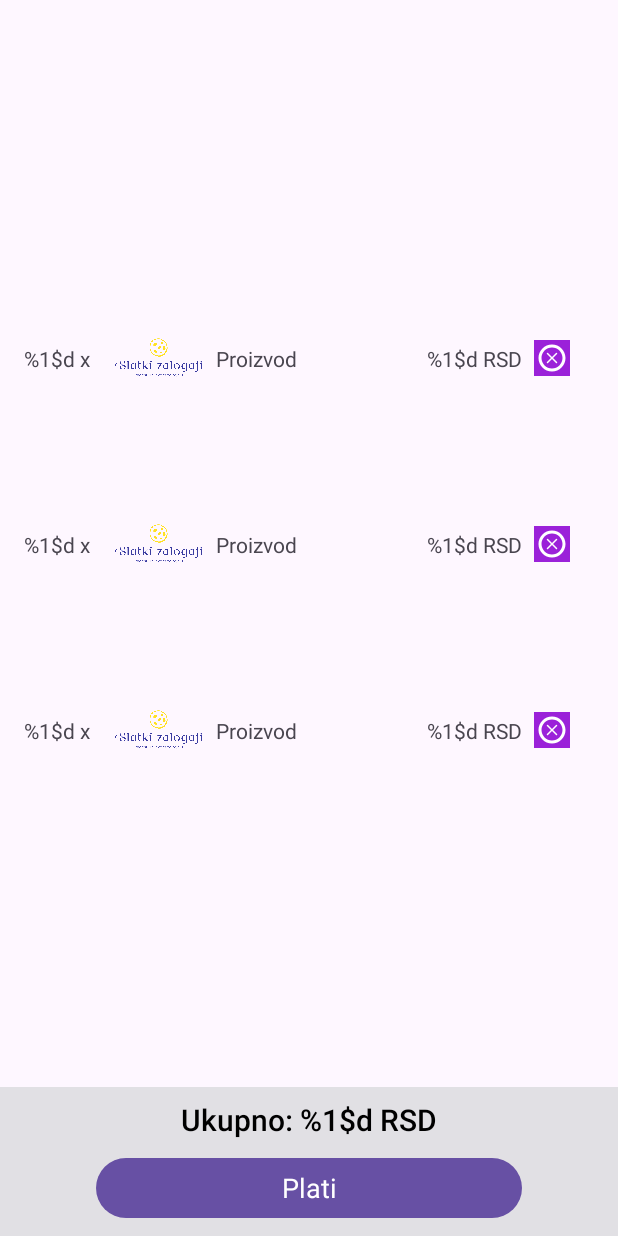
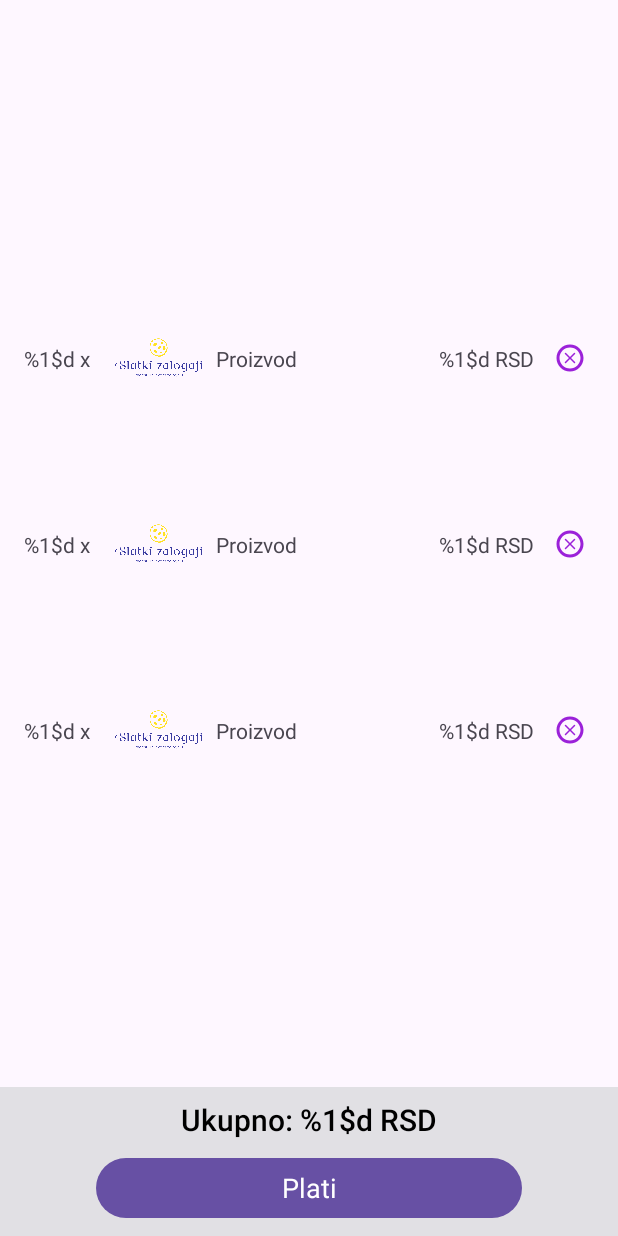
Before and after one commit to jovan-vukic/confectionery-shop, an Android app: the layout activity_cart.xml on its own in the app's theme, with its tools: preview values and no code run, on a phone screen of 412 x 824 dp. Run offline under Robolectric (Android 15) with nearby library versions, the phone set to English and light mode, and no system bars.

Commit message:
Minor UI fixes

```diff
--- a/app/src/main/res/drawable/ic_baseline_delete_24.xml
+++ b/app/src/main/res/drawable/ic_baseline_delete_24.xml
@@ -9,5 +9,6 @@
 
     <path
             android:fillColor="@android:color/white"
+
             android:pathData="M12 3c-4.963 0-9 4.038-9 9s4.037 9 9 9s9-4.038 9-9s-4.037-9-9-9m0 16c-3.859 0-7-3.14-7-7s3.141-7 7-7s7 3.14 7 7s-3.141 7-7 7m.707-7l2.646-2.646a.502.502 0 0 0 0-.707a.502.502 0 0 0-.707 0L12 11.293L9.354 8.646a.5.5 0 0 0-.707.707L11.293 12l-2.646 2.646a.5.5 0 0 0 .707.708L12 12.707l2.646 2.646a.5.5 0 1 0 .708-.706z"/>
 </vector>
--- a/app/src/main/res/layout/cart_item.xml
+++ b/app/src/main/res/layout/cart_item.xml
@@ -56,9 +56,9 @@
             android:layout_width="wrap_content"
             android:layout_height="wrap_content"
             android:src="@drawable/ic_baseline_delete_24"
-            app:tint="@color/white"
-            android:background="@color/button_color"
-            android:layout_margin="16dp"
+            android:background="@android:color/transparent"
+            app:tint="@color/button_color"
+            android:padding="4dp"
             app:layout_constraintEnd_toEndOf="parent"
             app:layout_constraintTop_toTopOf="parent"
             app:layout_constraintBottom_toBottomOf="parent"/>
```
